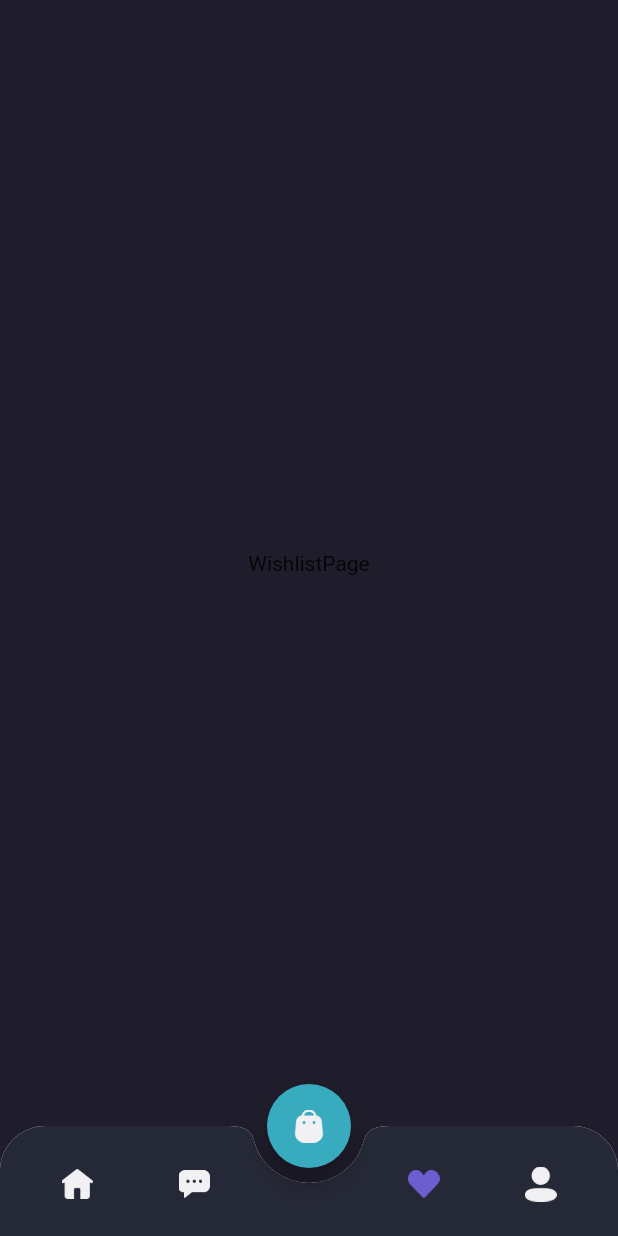
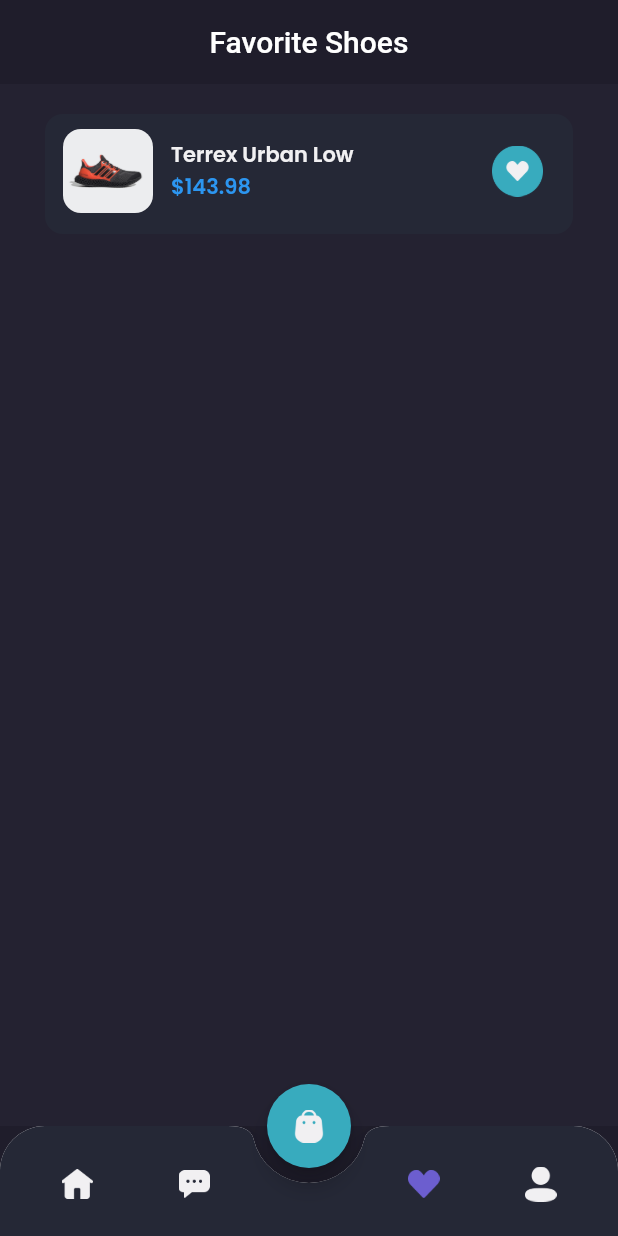
Before and after one commit to adamfachreza/shamo, a Flutter app: the MainPage screen opened by its route, item 3 of the bottom bar chosen, on a phone screen of 412 x 824 dp. Run offline on Flutter 3.47's test engine with Material 2 defaults, Android fonts, the phone set to English and light mode, and no system bars; our stand-ins replace google_fonts.

Commit message:
[Add] Wishlist page

```diff
--- a/lib/pages/home/detail_chat_page.dart
+++ b/lib/pages/home/detail_chat_page.dart
@@ -122,7 +122,7 @@ class DetailChatPage extends StatelessWidget {
                     ),
                     child: Center(
                       child: TextFormField(
-                        decoration: InputDecoration(
+                        decoration: InputDecoration.collapsed(
                           hintText: 'Type Message..',
                           hintStyle: subtitleTextStyle,
                         ),
--- a/lib/pages/home/wishlist_page.dart
+++ b/lib/pages/home/wishlist_page.dart
@@ -1,12 +1,100 @@
 import 'package:flutter/material.dart';
+import 'package:shamo/pages/widgets/wishlist_card.dart';
+import 'package:shamo/theme.dart';
 
 class WishlistPage extends StatelessWidget {
   const WishlistPage({super.key});
 
+  Widget header() {
+    return AppBar(
+      backgroundColor: backgroundColor1,
+      centerTitle: true,
+      title: Text(
+        'Favorite Shoes',
+      ),
+      elevation: 0,
+      automaticallyImplyLeading: false,
+    );
+  }
+
+  Widget emptyWishlist() {
+    return Expanded(
+      child: Container(
+        width: double.infinity,
+        color: backgroundColor3,
+        child: Column(
+          mainAxisAlignment: MainAxisAlignment.center,
+          children: [
+            Image.asset(
+              'assets/image_wishlist.png',
+              width: 74,
+            ),
+            SizedBox(
+              height: 23,
+            ),
+            Text(
+              'You don\'t have dream shoes?',
+              style: primaryTextStyle.copyWith(
+                fontSize: 16,
+                fontWeight: medium,
+              ),
+            ),
+            SizedBox(
+              height: 12,
+            ),
+            Text(
+              'Let\'s find your favorite shoes',
+              style: secondaryTextStyle.copyWith(fontSize: 14),
+            ),
+            SizedBox(
+              height: 20,
+            ),
+            Container(
+              height: 44,
+              child: TextButton(
+                onPressed: () {},
+                style: TextButton.styleFrom(
+                  padding: EdgeInsets.symmetric(
+                    vertical: 10,
+                    horizontal: 24,
+                  ),
+                  backgroundColor: primaryColor,
+                  shape: RoundedRectangleBorder(
+                    borderRadius: BorderRadius.circular(12),
+                  ),
+                ),
+                child: Text(
+                  'Explore Store',
+                  style: primaryTextStyle.copyWith(
+                      fontSize: 16, fontWeight: medium),
+                ),
+              ),
+            ),
+          ],
+        ),
+      ),
+    );
+  }
+
+  Widget content() {
+    return Expanded(
+        child: Container(
+      color: backgroundColor3,
+      child: ListView(
+        padding: EdgeInsets.symmetric(horizontal: defaultMargin),
+        children: [WishListCard()],
+      ),
+    ));
+  }
+
   @override
   Widget build(BuildContext context) {
-    return const Center(
-      child: Text('WishlistPage'),
+    return Column(
+      children: [
+        header(),
+        // emptyWishlist(),
+        content(),
+      ],
     );
   }
 }
--- /dev/null
+++ b/lib/pages/widgets/wishlist_card.dart
@@ -0,0 +1,61 @@
+import 'package:flutter/material.dart';
+import 'package:shamo/theme.dart';
+
+class WishListCard extends StatelessWidget {
+  const WishListCard({super.key});
+
+  @override
+  Widget build(BuildContext context) {
+    return Container(
+      margin: EdgeInsets.only(
+        top: 20,
+      ),
+      padding: EdgeInsets.only(top: 10, left: 12, bottom: 14, right: 20),
+      decoration: BoxDecoration(
+        borderRadius: BorderRadius.circular(12),
+        color: backgroundColor4,
+      ),
+      child: Row(
+        children: [
+          ClipRRect(
+            borderRadius: BorderRadius.circular(
+              12,
+            ),
+            child: Image.asset(
+              'assets/image_shoes.png',
+              width: 60,
+            ),
+          ),
+          SizedBox(
+            width: 12,
+          ),
+          Expanded(
+            child: Column(
+              crossAxisAlignment: CrossAxisAlignment.start,
+              children: [
+                Text(
+                  'Terrex Urban Low',
+                  style: primaryTextStyle.copyWith(
+                    fontSize: 14,
+                    fontWeight: semiBold,
+                  ),
+                ),
+                Text(
+                  '\$143.98',
+                  style: priceTextStyle.copyWith(
+                    fontSize: 14,
+                    fontWeight: semiBold,
+                  ),
+                ),
+              ],
+            ),
+          ),
+          Image.asset(
+            'assets/button_wishlist_blue.png',
+            width: 34,
+          ),
+        ],
+      ),
+    );
+  }
+}
```
